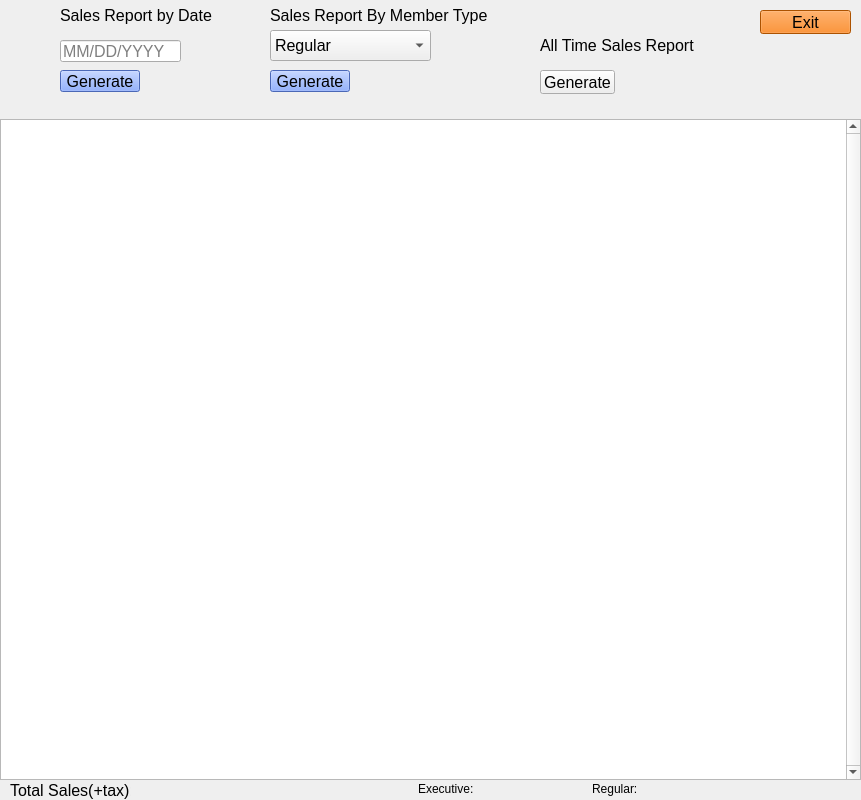
Qt form salesreport.ui (P4TOO/BulkClub-System) before a commit.
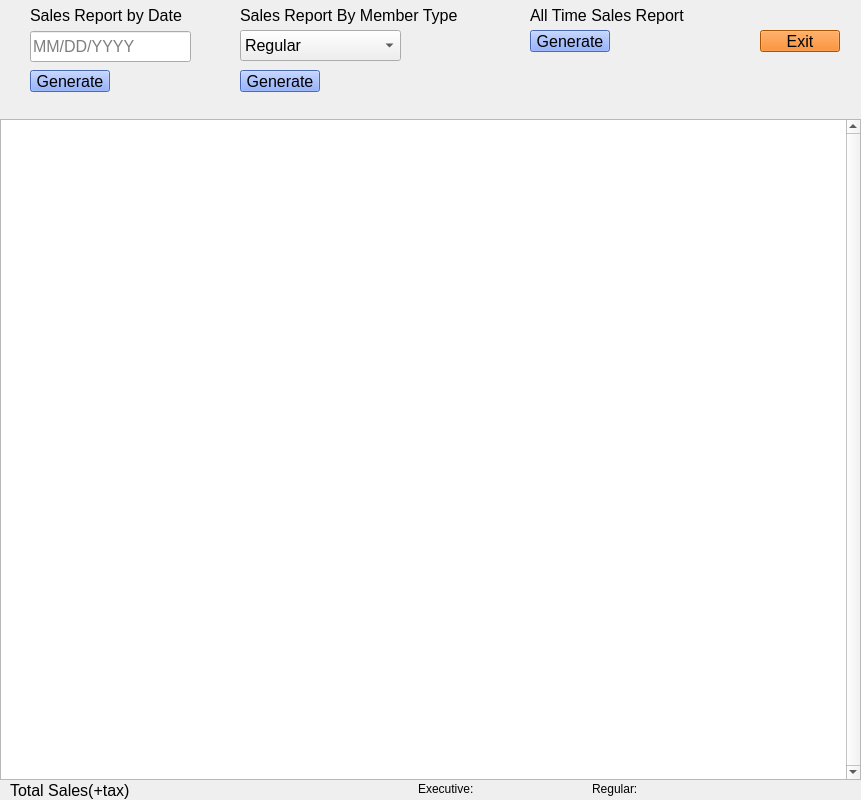
The same form after that commit.

What changed in the file:
```diff
--- a/salesreport.ui
+++ b/salesreport.ui
@@ -83,7 +83,7 @@
   <widget class="QComboBox" name="MemberTypeComboBox">
    <property name="geometry">
     <rect>
-     <x>270</x>
+     <x>240</x>
      <y>30</y>
      <width>161</width>
      <height>31</height>
@@ -108,7 +108,7 @@
   <widget class="QLabel" name="label">
    <property name="geometry">
     <rect>
-     <x>60</x>
+     <x>30</x>
      <y>0</y>
      <width>161</width>
      <height>31</height>
@@ -126,7 +126,7 @@
   <widget class="QPushButton" name="DatePushButton">
    <property name="geometry">
     <rect>
-     <x>60</x>
+     <x>30</x>
      <y>70</y>
      <width>80</width>
      <height>22</height>
@@ -147,7 +147,7 @@
   <widget class="QLabel" name="label_2">
    <property name="geometry">
     <rect>
-     <x>270</x>
+     <x>240</x>
      <y>0</y>
      <width>291</width>
      <height>31</height>
@@ -165,7 +165,7 @@
   <widget class="QPushButton" name="MemberTypePushButton">
    <property name="geometry">
     <rect>
-     <x>270</x>
+     <x>240</x>
      <y>70</y>
      <width>80</width>
      <height>22</height>
@@ -186,10 +186,10 @@
   <widget class="QLineEdit" name="DatelineEdit">
    <property name="geometry">
     <rect>
-     <x>60</x>
-     <y>40</y>
-     <width>121</width>
-     <height>22</height>
+     <x>30</x>
+     <y>31</y>
+     <width>161</width>
+     <height>31</height>
     </rect>
    </property>
    <property name="font">
@@ -208,9 +208,9 @@
    <property name="geometry">
     <rect>
      <x>760</x>
-     <y>10</y>
-     <width>91</width>
-     <height>24</height>
+     <y>30</y>
+     <width>80</width>
+     <height>22</height>
     </rect>
    </property>
    <property name="font">
@@ -228,10 +228,10 @@
   <widget class="QPushButton" name="AllTimeButton">
    <property name="geometry">
     <rect>
-     <x>540</x>
-     <y>70</y>
-     <width>75</width>
-     <height>24</height>
+     <x>530</x>
+     <y>30</y>
+     <width>80</width>
+     <height>22</height>
     </rect>
    </property>
    <property name="font">
@@ -239,6 +239,9 @@
      <pointsize>12</pointsize>
     </font>
    </property>
+   <property name="styleSheet">
+    <string notr="true"> background-color: rgb(105, 146, 255)</string>
+   </property>
    <property name="text">
     <string>Generate</string>
    </property>
@@ -246,8 +249,8 @@
   <widget class="QLabel" name="label_3">
    <property name="geometry">
     <rect>
-     <x>540</x>
-     <y>30</y>
+     <x>530</x>
+     <y>0</y>
      <width>161</width>
      <height>31</height>
     </rect>
@@ -261,7 +264,7 @@
     <string>All Time Sales Report</string>
    </property>
   </widget>
-  <widget class="QWidget" name="">
+  <widget class="QWidget" name="layoutWidget">
    <property name="geometry">
     <rect>
      <x>418</x>
```
